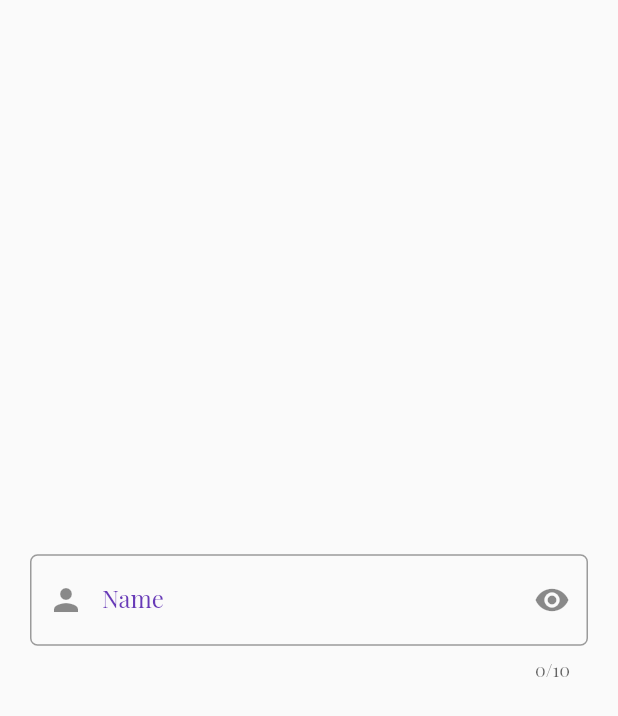
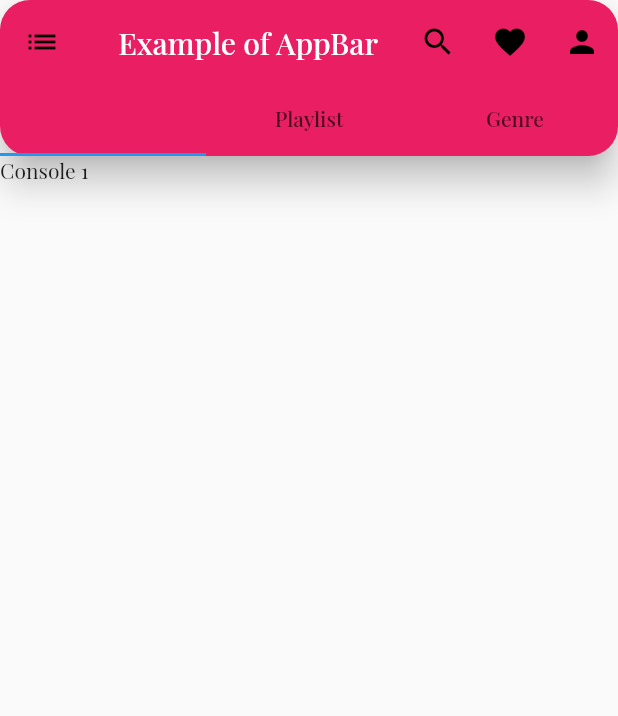
Before and after one commit to EngrMonyrul/flutter_all_widgets_example_packtice, a Flutter app: the screen it shows after launch, on a phone screen of 412 x 824 dp. Shown: the top 716 px of the screen. Run offline on Flutter 3.47's test engine with Material 2 defaults, Android fonts, the light colour scheme and no system bars; our stand-ins replace animate_do, get; missing offline and left inert: dart:html.

Commit message:
appbar widget with tabbar

```diff
--- a/lib/main.dart
+++ b/lib/main.dart
@@ -1,7 +1,11 @@
 import 'package:flutter/material.dart';
 import 'package:get/get.dart';
+import 'package:widgetsfactory/componants/formField.dart';
+import 'package:widgetsfactory/topics/appbarwidget.dart';
 import 'package:widgetsfactory/topics/listview.dart';
 import 'package:widgetsfactory/topics/textfieldWidget.dart';
+
+import 'componants/examp.dart';
 
 void main() {
   runApp(const MyApp());
@@ -19,7 +23,7 @@ class MyApp extends StatelessWidget {
           fontFamily: 'Playfair',
           visualDensity: VisualDensity.adaptivePlatformDensity,
       ),
-      home: const Example18(),
+      home:const Example20(),
     );
   }
 }
--- /dev/null
+++ b/lib/topics/appbarwidget.dart
@@ -0,0 +1,65 @@
+import 'dart:html';
+
+import 'package:flutter/material.dart';
+
+class Example20 extends StatefulWidget {
+  const Example20({Key? key}) : super(key: key);
+
+  @override
+  State<Example20> createState() => _Example20State();
+}
+
+class _Example20State extends State<Example20> with SingleTickerProviderStateMixin{
+
+  //late final TabController _tabController;
+
+  @override
+  void initState() {
+    // TODO: implement initState
+    //_tabController = TabController(length: 3, vsync: this);
+    super.initState();
+  }
+
+  @override
+  Widget build(BuildContext context) {
+    return DefaultTabController(
+      length: 3,
+      child: Scaffold(
+        appBar: AppBar(
+          title: const Text('Example of AppBar'),
+          centerTitle: true,
+          backgroundColor: Colors.pink,
+          elevation: 10,
+          actions: [
+              IconButton(onPressed: (){}, icon: const Icon(Icons.search, color: Colors.black,)),
+              IconButton(onPressed: (){}, icon: const Icon(Icons.favorite, color: Colors.black,)),
+              IconButton(onPressed: (){}, icon: const Icon(Icons.person, color: Colors.black,)),
+          ],
+          shape: RoundedRectangleBorder(
+            borderRadius: BorderRadius.circular(20),
+          ),
+          leading: IconButton(icon: const Icon(Icons.list), color: Colors.black, onPressed: () {  },),
+          bottom: const TabBar(
+            //controller: _tabController,
+            labelColor: Colors.transparent,
+            //indicatorColor: Colors.transparent,
+            tabs: [
+              Tab(text: 'Songs',),
+              Tab(text: 'Playlist',),
+              Tab(text: 'Genre',)
+            ],
+          ),
+        ),
+        body: Center(
+          child: TabBarView(
+            children: [
+              Container(child: Text('Console 1'),),
+              Container(child: Text('Console 2'),),
+              Container(child: Text('Console 3'),),
+            ],
+          ),
+        ),
+      ),
+    );
+  }
+}
--- /dev/null
+++ b/lib/topics/checkboxwidget.dart
@@ -0,0 +1 @@
+import '';
```
Also changed, not shown: lib/componants/examp.dart (added, +60 -0 lines), lib/componants/formField.dart (added, +127 -0 lines).
